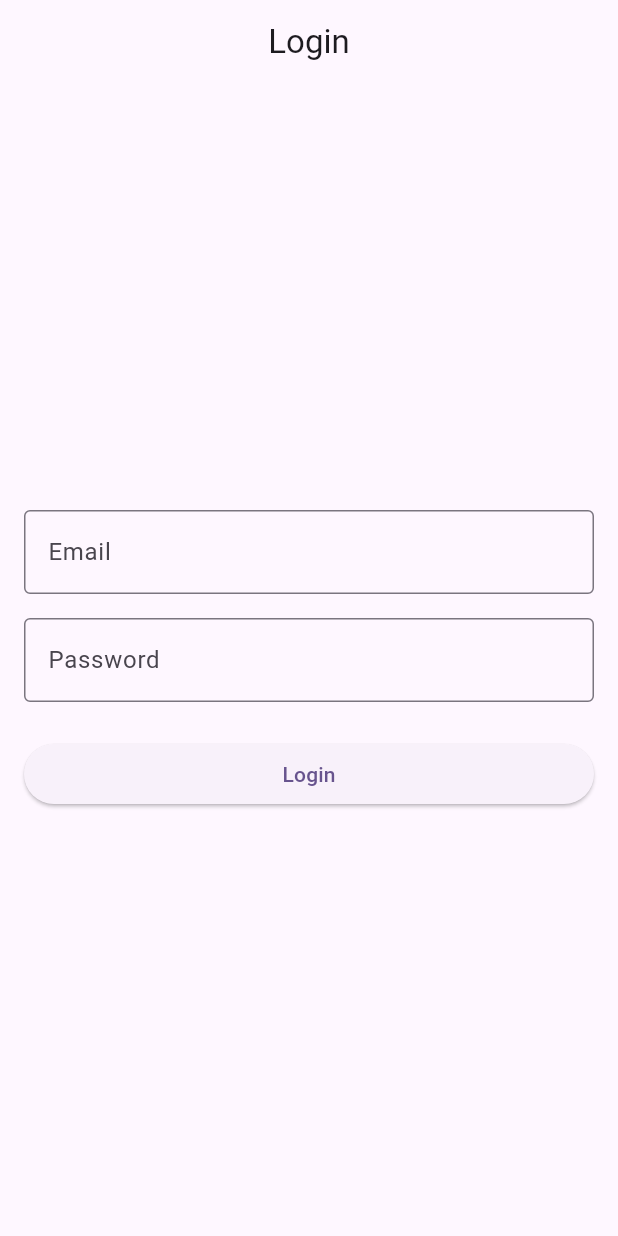
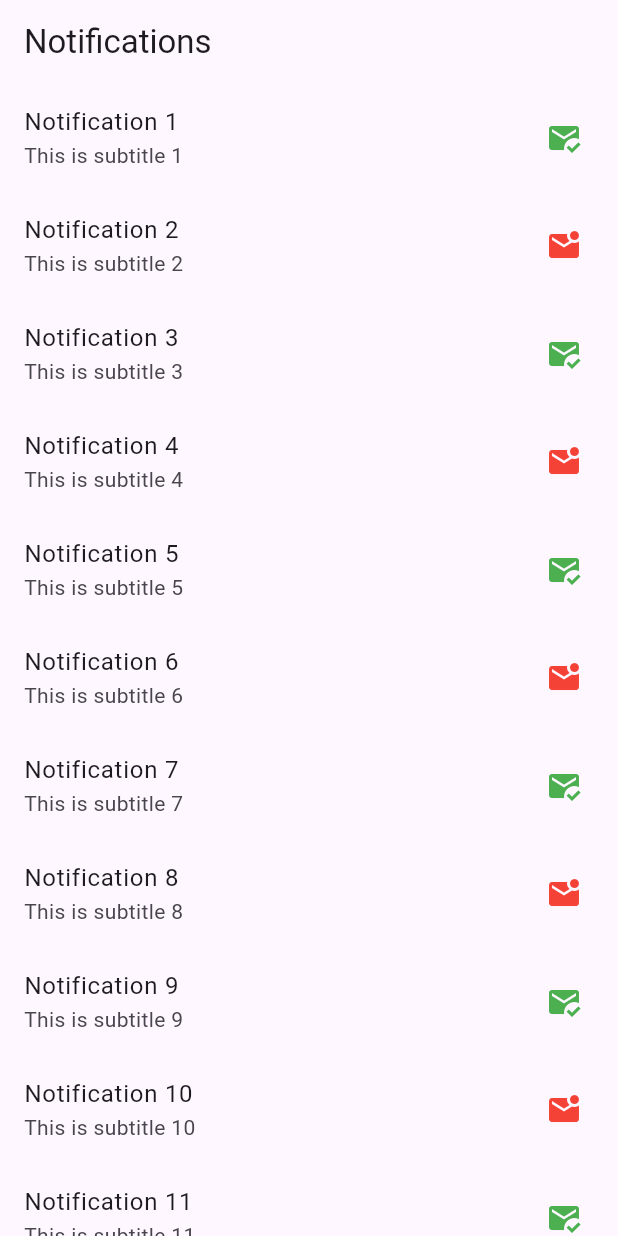
Before and after one commit to Irfanhossain909/task_api_practice, a Flutter app: the screen it shows after launch, on a phone screen of 412 x 824 dp. Run offline on Flutter 3.47's test engine with Material 3 defaults, Android fonts, the phone set to English and light mode, and no system bars; our stand-ins replace dio, get.

Commit message:
devData File

```diff
--- /dev/null
+++ b/lib/dev_data/dev_notification_data.dart
@@ -0,0 +1,26 @@
+
+
+import 'package:task_api_leaning_for_project/model/notification_model.dart';
+
+List<NotificationModel> notificationData = [
+  NotificationModel(read: true, title: 'Notification 1', subTitle: 'This is subtitle 1'),
+  NotificationModel(read: false, title: 'Notification 2', subTitle: 'This is subtitle 2'),
+  NotificationModel(read: true, title: 'Notification 3', subTitle: 'This is subtitle 3'),
+  NotificationModel(read: false, title: 'Notification 4', subTitle: 'This is subtitle 4'),
+  NotificationModel(read: true, title: 'Notification 5', subTitle: 'This is subtitle 5'),
+  NotificationModel(read: false, title: 'Notification 6', subTitle: 'This is subtitle 6'),
+  NotificationModel(read: true, title: 'Notification 7', subTitle: 'This is subtitle 7'),
+  NotificationModel(read: false, title: 'Notification 8', subTitle: 'This is subtitle 8'),
+  NotificationModel(read: true, title: 'Notification 9', subTitle: 'This is subtitle 9'),
+  NotificationModel(read: false, title: 'Notification 10', subTitle: 'This is subtitle 10'),
+  NotificationModel(read: true, title: 'Notification 11', subTitle: 'This is subtitle 11'),
+  NotificationModel(read: false, title: 'Notification 12', subTitle: 'This is subtitle 12'),
+  NotificationModel(read: true, title: 'Notification 13', subTitle: 'This is subtitle 13'),
+  NotificationModel(read: false, title: 'Notification 14', subTitle: 'This is subtitle 14'),
+  NotificationModel(read: true, title: 'Notification 15', subTitle: 'This is subtitle 15'),
+  NotificationModel(read: false, title: 'Notification 16', subTitle: 'This is subtitle 16'),
+  NotificationModel(read: true, title: 'Notification 17', subTitle: 'This is subtitle 17'),
+  NotificationModel(read: false, title: 'Notification 18', subTitle: 'This is subtitle 18'),
+  NotificationModel(read: true, title: 'Notification 19', subTitle: 'This is subtitle 19'),
+  NotificationModel(read: false, title: 'Notification 20', subTitle: 'This is subtitle 20'),
+];
--- a/lib/main.dart
+++ b/lib/main.dart
@@ -1,7 +1,7 @@
 import 'package:flutter/material.dart';
 import 'package:get/get.dart';
 import 'package:task_api_leaning_for_project/screen/home/controller/post_controller.dart';
-import 'package:task_api_leaning_for_project/screen/login/login_screen.dart';
+import 'package:task_api_leaning_for_project/screen/notification/notification_scren.dart';
 
 void main() {
   Get.lazyPut<PostController>(() => PostController());
@@ -21,7 +21,7 @@ class MyApp extends StatelessWidget {
         colorScheme: ColorScheme.fromSeed(seedColor: Colors.deepPurple),
       ),
       // home: HomeScreen(),
-      home: LoginPage(),
+      home: NotificationScreen(),
     );
   }
 }
--- /dev/null
+++ b/lib/model/notification_model.dart
@@ -0,0 +1,9 @@
+
+
+class NotificationModel {
+  bool read = false;
+  String title;
+  String subTitle;
+
+  NotificationModel({required this.read, required this.title, required this.subTitle});
+}
--- /dev/null
+++ b/lib/screen/notification/controller/notification_controller.dart
@@ -0,0 +1,17 @@
+import 'package:get/get.dart';
+import 'package:task_api_leaning_for_project/dev_data/dev_notification_data.dart';
+import 'package:task_api_leaning_for_project/model/notification_model.dart'; // 👉 এইটা important
+
+class NotificationController extends GetxController {
+  var notificationList = <NotificationModel>[].obs;
+
+  @override
+  void onInit() {
+    super.onInit();
+    loadNotifications();
+  }
+
+  void loadNotifications() {
+    notificationList.addAll(notificationData); // 👉 এখানেই তোমার পুরা list add হচ্ছে
+  }
+}
--- /dev/null
+++ b/lib/screen/notification/notification_scren.dart
@@ -0,0 +1,33 @@
+import 'package:flutter/material.dart';
+import 'package:get/get.dart';
+import 'package:task_api_leaning_for_project/screen/notification/controller/notification_controller.dart';
+
+class NotificationScreen extends StatelessWidget {
+  final NotificationController controller = Get.put(NotificationController());
+
+
+
+  @override
+  Widget build(BuildContext context) {
+
+    return Scaffold(
+      appBar: AppBar(title: Text('Notifications')),
+      body: Obx(() {
+        return ListView.builder(
+          itemCount: controller.notificationList.length,
+          itemBuilder: (context, index) {
+            final notification = controller.notificationList[index];
+            return ListTile(
+              title: Text(notification.title),
+              subtitle: Text(notification.subTitle),
+              trailing: Icon(
+                notification.read ? Icons.mark_email_read : Icons.mark_email_unread,
+                color: notification.read ? Colors.green : Colors.red,
+              ),
+            );
+          },
+        );
+      }),
+    );
+  }
+}
```
